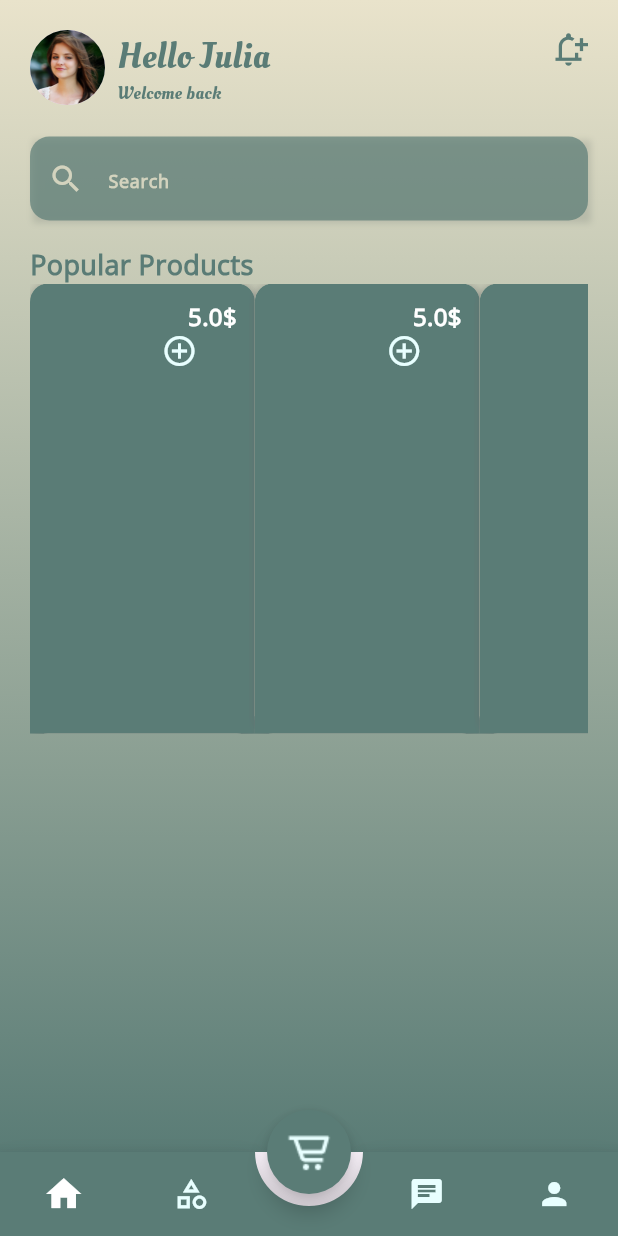
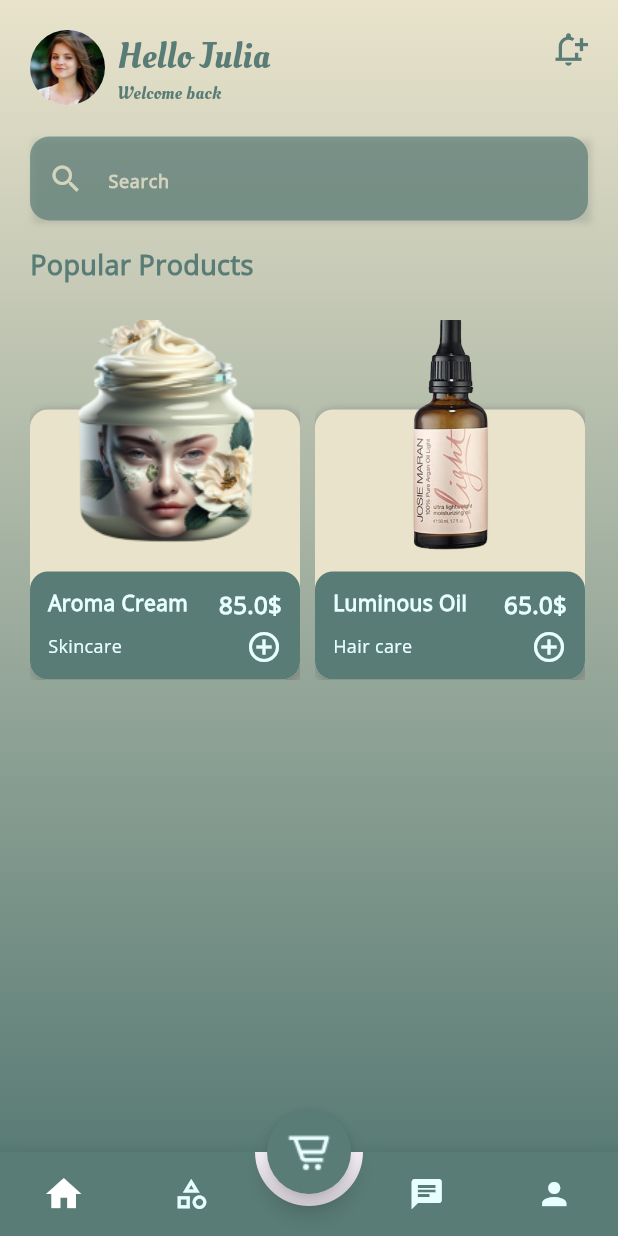
Before and after one commit to As-tra/beauty_app, a Flutter app: the HomeView screen opened by its route, on a phone screen of 412 x 824 dp. Run offline on Flutter 3.47's test engine with Material 3 defaults, Android fonts, the phone set to English and light mode, and no system bars; drawn by our look-alikes of animated_bottom_navigation_bar; our stand-ins replace device_preview, go_router.

Commit message:
create popular products part 2

```diff
--- a/lib/constants.dart
+++ b/lib/constants.dart
@@ -15,13 +15,35 @@ const kLinearGradient = LinearGradient(
 const kOleoScript = "OleoScript";
 const kOpenSans = "OpenSans";
 
-List<ProductModel> kProducts = [
+List<ProductModel> kPopularProducts = [
   ProductModel(
     productName: "Aroma Cream",
     mark: "Aveeno",
     category: "Skincare",
-    price: 5,
+    price: 85,
     rate: 4,
     image: Assets.imagesProduct1,
+    description:
+        "Aroma cream by Aveeno is a nourishing blend of colloidal oatmeal and rich emollients, designed to deeply hydrate and soothe dry, sensitive skin.",
   ),
+  ProductModel(
+    productName: "Luminous Oil",
+    mark: "L'Oreal",
+    category: "Hair care",
+    price: 65,
+    rate: 4.5,
+    image: Assets.imagesProduct2,
+    description:
+        "Luminous Oil by L'Oreal is a lightweight hair oil infused with nourishing ingredients, designed to add shine and smoothness to all hair types, leaving it soft and frizz-free.",
+  ),
+  ProductModel(
+    productName: "Purely Purify",
+    mark: "Neutrogena",
+    category: "Face care",
+    price: 70,
+    rate: 4.7,
+    image: Assets.imagesProduct3,
+    description:
+        "Purely Purify by Neutrogena is a gentle face cleanser formulated with natural ingredients that help remove impurities and excess oil, leaving the skin refreshed and clean without drying it out.",
+  )
 ];
--- a/lib/models/product_model.dart
+++ b/lib/models/product_model.dart
@@ -5,6 +5,7 @@ class ProductModel {
   final String image;
   final double price;
   final double rate;
+  final String description;
 
   ProductModel({
     required this.productName,
@@ -13,5 +14,6 @@ class ProductModel {
     required this.price,
     required this.rate,
     required this.image,
+    required this.description,
   });
 }
--- a/lib/utils/assets.dart
+++ b/lib/utils/assets.dart
@@ -34,6 +34,14 @@ class Assets {
   /// assets/images/product1.png
   static const String imagesProduct1 = "assets/images/product1.png";
 
+  /// Assets for imagesProduct2
+  /// assets/images/product2.png
+  static const String imagesProduct2 = "assets/images/product2.png";
+
+  /// Assets for imagesProduct3
+  /// assets/images/product3.png
+  static const String imagesProduct3 = "assets/images/product3.png";
+
   /// Assets for imagesProfile
   /// assets/images/profile.jpg
   static const String imagesProfile = "assets/images/profile.jpg";
--- a/lib/widgets/home_view_body.dart
+++ b/lib/widgets/home_view_body.dart
@@ -1,10 +1,7 @@
-import 'package:beauty_app/constants.dart';
-import 'package:beauty_app/models/product_model.dart';
 import 'package:beauty_app/utils/style.dart';
 import 'package:beauty_app/widgets/custom_app_bar.dart';
 import 'package:beauty_app/widgets/custom_background.dart';
 import 'package:beauty_app/widgets/custom_search_bar.dart';
-import 'package:beauty_app/widgets/popular_product_item.dart';
 import 'package:beauty_app/widgets/popular_product_list_view.dart';
 import 'package:flutter/material.dart';
 
@@ -34,8 +31,9 @@ class HomeViewBody extends StatelessWidget {
                       )
                     ],
                   ),
+                  SizedBox(height: 24),
                   SizedBox(
-                    height: 300,
+                    height: 240,
                     child: PopularProductListView(),
                   ),
                 ],
--- a/lib/widgets/popular_product_item.dart
+++ b/lib/widgets/popular_product_item.dart
@@ -9,11 +9,28 @@ class PopularProductItem extends StatelessWidget {
 
   @override
   Widget build(BuildContext context) {
-    return Container(
-      decoration: _buildDecoration(),
-      child:  Stack(
+    return SizedBox(
+      width: 180,
+      child: Stack(
         children: [
-          PopularProductItemDesc(productModel: productModel),
+          Align(
+            alignment: Alignment.bottomCenter,
+            child: Container(
+              height: 180,
+              decoration: _buildDecoration(),
+            ),
+          ),
+          Positioned(
+            top: -15,
+            child: Image.asset(
+              productModel.image,
+              height: 180,
+            ),
+          ),
+          Align(
+            alignment: Alignment.bottomCenter,
+            child: PopularProductItemDesc(productModel: productModel),
+          ),
         ],
       ),
     );
--- a/lib/widgets/popular_product_item_desc.dart
+++ b/lib/widgets/popular_product_item_desc.dart
@@ -17,17 +17,34 @@ class PopularProductItemDesc extends StatelessWidget {
       padding: const EdgeInsets.symmetric(horizontal: 12, vertical: 10),
       decoration: _buildDecoration(),
       child: Column(
+        mainAxisSize: MainAxisSize.min,
         children: [
           Row(
             children: [
-              Text(productModel.productName, style: Style.openSansSemiBold14),
+              Text(
+                productModel.productName,
+                style: Style.openSansSemiBold14.copyWith(
+                  color: kTertiary,
+                ),
+              ),
               const Spacer(),
-              Text("${productModel.price}\$", style: Style.openSansSemiBold16),
+              Text(
+                "${productModel.price}\$",
+                style: Style.openSansSemiBold16.copyWith(
+                  color: kTertiary,
+                ),
+              ),
             ],
           ),
+          const SizedBox(height: 5),
           Row(
             children: [
-              Text(productModel.category, style: Style.openSansRegular12),
+              Text(
+                productModel.category,
+                style: Style.openSansRegular12.copyWith(
+                  color: kTertiary,
+                ),
+              ),
               const Spacer(),
               const Icon(
                 Icons.add_circle_outline,
@@ -41,12 +58,9 @@ class PopularProductItemDesc extends StatelessWidget {
   }
 
   BoxDecoration _buildDecoration() {
-    return const BoxDecoration(
+    return BoxDecoration(
       color: kPrimary,
-      borderRadius: BorderRadius.only(
-        topLeft: Radius.circular(12),
-        topRight: Radius.circular(12),
-      ),
+      borderRadius: BorderRadius.circular(12),
     );
   }
 }
--- a/lib/widgets/popular_product_list_view.dart
+++ b/lib/widgets/popular_product_list_view.dart
@@ -8,9 +8,14 @@ class PopularProductListView extends StatelessWidget {
   @override
   Widget build(BuildContext context) {
     return ListView.builder(
+      physics: const BouncingScrollPhysics(),
+      itemCount: kPopularProducts.length,
       scrollDirection: Axis.horizontal,
       itemBuilder: (context, index) {
-        return PopularProductItem(productModel: kProducts[0]);
+        return Padding(
+          padding: const EdgeInsets.only(right: 10.0),
+          child: PopularProductItem(productModel: kPopularProducts[index]),
+        );
       },
     );
   }
```
Also changed, not shown: assets/images/product2.png (added), assets/images/product3.png (added).
